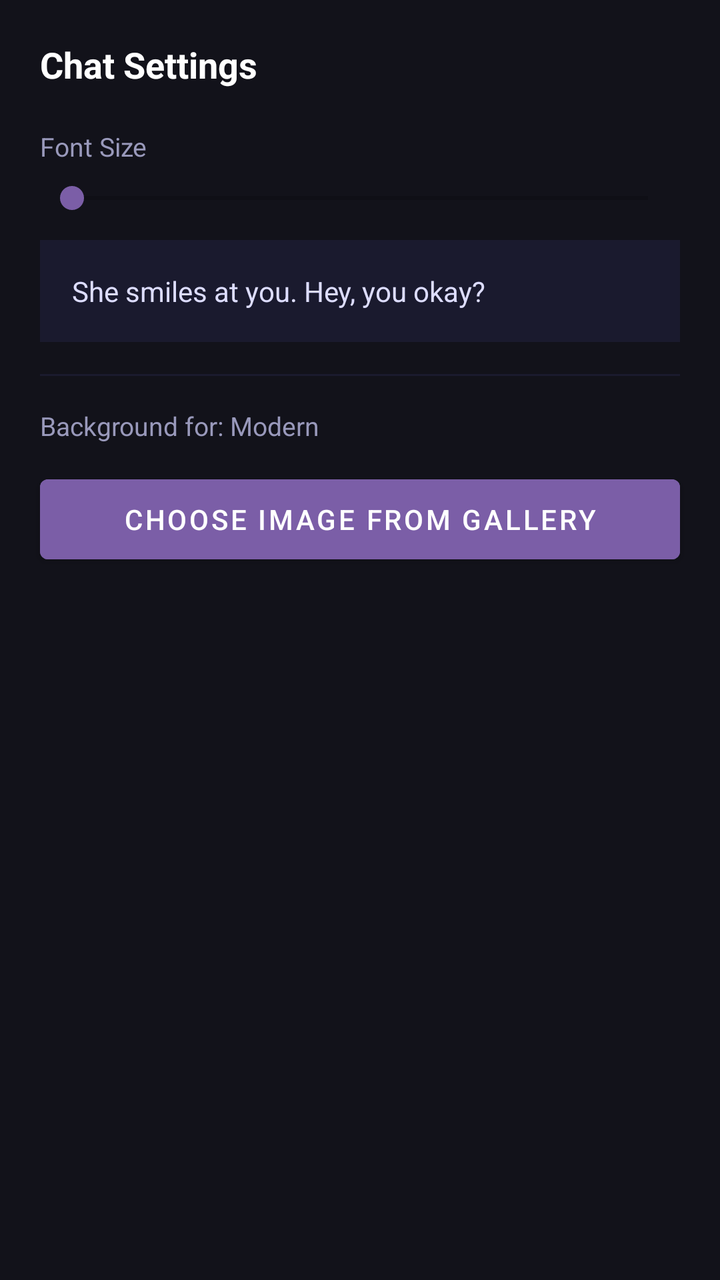
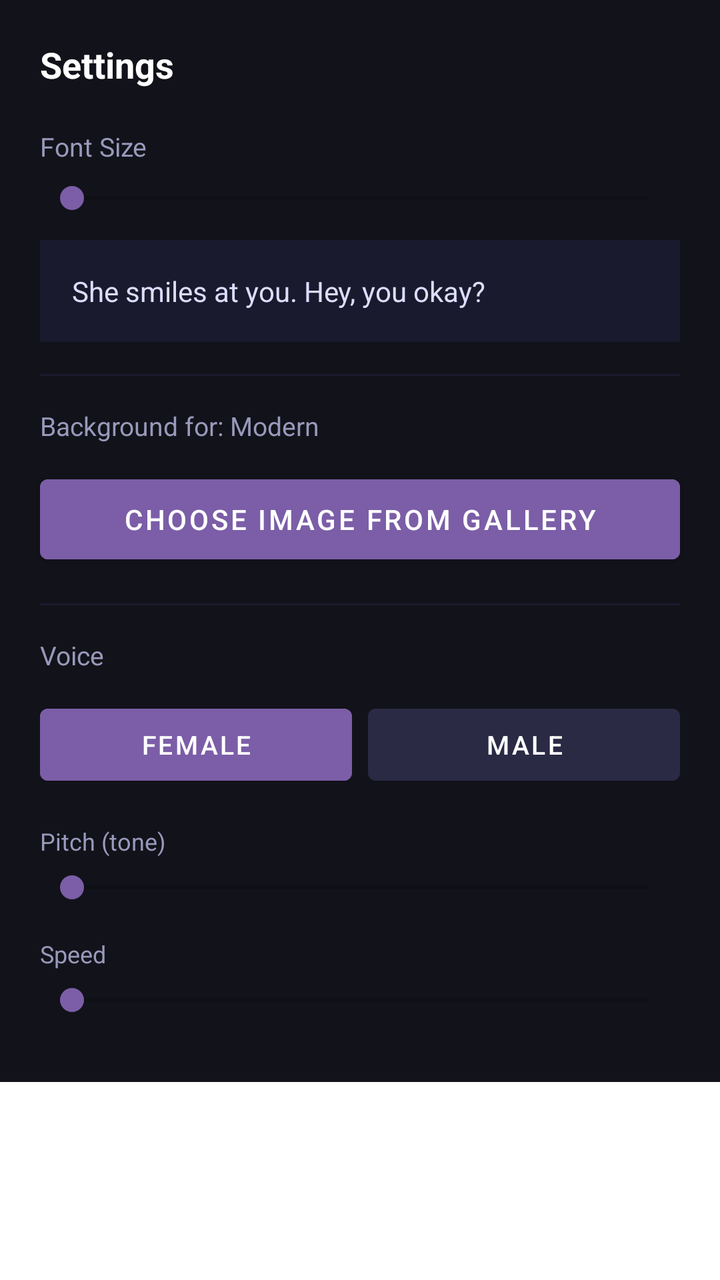

Two renders of the same Android screen: before a commit and after it. Below are the layout's source before the change and the commit's diff.
<!-- AndroidManifest.xml: application theme Theme.ElaraApp -->
<!-- res/layout/bottom_sheet_chat_settings.xml -->
<?xml version="1.0" encoding="utf-8"?>
<LinearLayout xmlns:android="http://schemas.android.com/apk/res/android"
    android:layout_width="match_parent"
    android:layout_height="wrap_content"
    android:orientation="vertical"
    android:background="#12121A"
    android:paddingBottom="32dp">

    <TextView
        android:layout_width="match_parent"
        android:layout_height="wrap_content"
        android:text="Chat Settings"
        android:textColor="#FFFFFF"
        android:textSize="18sp"
        android:textStyle="bold"
        android:padding="20dp" />

    <TextView
        android:layout_width="match_parent"
        android:layout_height="wrap_content"
        android:text="Font Size"
        android:textColor="#9999BB"
        android:textSize="13sp"
        android:paddingHorizontal="20dp"
        android:paddingBottom="8dp" />

    <SeekBar
        android:id="@+id/fontSizeSeekBar"
        android:layout_width="match_parent"
        android:layout_height="wrap_content"
        android:layout_marginHorizontal="20dp"
        android:progressTint="#7B5EA7"
        android:thumbTint="#7B5EA7" />

    <TextView
        android:id="@+id/fontPreview"
        android:layout_width="match_parent"
        android:layout_height="wrap_content"
        android:layout_marginHorizontal="20dp"
        android:layout_marginTop="12dp"
        android:padding="16dp"
        android:textColor="#DDDDFF"
        android:background="#1A1A2E"
        android:text="She smiles at you. Hey, you okay?"
        android:lineSpacingExtra="4dp" />

    <View
        android:layout_width="match_parent"
        android:layout_height="1dp"
        android:background="#1A1A2E"
        android:layout_marginVertical="16dp"
        android:layout_marginHorizontal="20dp" />

    <TextView
        android:id="@+id/bgWorldLabel"
        android:layout_width="match_parent"
        android:layout_height="wrap_content"
        android:textColor="#9999BB"
        android:textSize="13sp"
        android:paddingHorizontal="20dp"
        android:paddingBottom="12dp"
        android:text="Background for: Modern" />

    <Button
        android:id="@+id/changeBgButton"
        android:layout_width="match_parent"
        android:layout_height="52dp"
        android:layout_marginHorizontal="20dp"
        android:text="Choose image from gallery"
        android:textColor="#FFFFFF"
        android:textSize="14sp"
        android:backgroundTint="#7B5EA7" />

</LinearLayout>
<!-- resources referenced by this layout -->
<resources>
  <style name="Theme.ElaraApp" parent="Theme.MaterialComponents.DayNight.DarkActionBar">
          <item name="colorPrimary">#1A1A2E</item>
          <item name="colorPrimaryVariant">#16213E</item>
          <item name="colorOnPrimary">#FFFFFF</item>
          <item name="colorSecondary">#E94560</item>
          <item name="colorOnSecondary">#FFFFFF</item>
          <item name="android:statusBarColor">#1A1A2E</item>
      </style>
</resources>

<!-- the commit's change to res/layout/bottom_sheet_chat_settings.xml (unified diff, before → after) -->
@@ -1,74 +1,157 @@
 <?xml version="1.0" encoding="utf-8"?>
-<LinearLayout xmlns:android="http://schemas.android.com/apk/res/android"
+<ScrollView xmlns:android="http://schemas.android.com/apk/res/android"
     android:layout_width="match_parent"
-    android:layout_height="wrap_content"
-    android:orientation="vertical"
-    android:background="#12121A"
-    android:paddingBottom="32dp">
+    android:layout_height="wrap_content">
 
-    <TextView
+    <LinearLayout
         android:layout_width="match_parent"
         android:layout_height="wrap_content"
-        android:text="Chat Settings"
-        android:textColor="#FFFFFF"
-        android:textSize="18sp"
-        android:textStyle="bold"
-        android:padding="20dp" />
+        android:orientation="vertical"
+        android:background="#12121A"
+        android:paddingBottom="32dp">
 
-    <TextView
-        android:layout_width="match_parent"
-        android:layout_height="wrap_content"
-        android:text="Font Size"
-        android:textColor="#9999BB"
-        android:textSize="13sp"
-        android:paddingHorizontal="20dp"
-        android:paddingBottom="8dp" />
+        <TextView
+            android:layout_width="match_parent"
+            android:layout_height="wrap_content"
+            android:text="Settings"
+            android:textColor="#FFFFFF"
+            android:textSize="18sp"
+            android:textStyle="bold"
+            android:padding="20dp" />
 
-    <SeekBar
-        android:id="@+id/fontSizeSeekBar"
-        android:layout_width="match_parent"
-        android:layout_height="wrap_content"
-        android:layout_marginHorizontal="20dp"
-        android:progressTint="#7B5EA7"
-        android:thumbTint="#7B5EA7" />
+        
+        <TextView
+            android:layout_width="match_parent"
+            android:layout_height="wrap_content"
+            android:text="Font Size"
+            android:textColor="#9999BB"
+            android:textSize="13sp"
+            android:paddingHorizontal="20dp"
+            android:paddingBottom="8dp" />
 
-    <TextView
-        android:id="@+id/fontPreview"
-        android:layout_width="match_parent"
-        android:layout_height="wrap_content"
-        android:layout_marginHorizontal="20dp"
-        android:layout_marginTop="12dp"
-        android:padding="16dp"
-        android:textColor="#DDDDFF"
-        android:background="#1A1A2E"
-        android:text="She smiles at you. Hey, you okay?"
-        android:lineSpacingExtra="4dp" />
+        <SeekBar
+            android:id="@+id/fontSizeSeekBar"
+            android:layout_width="match_parent"
+            android:layout_height="wrap_content"
+            android:layout_marginHorizontal="20dp"
+            android:progressTint="#7B5EA7"
+            android:thumbTint="#7B5EA7" />
 
-    <View
-        android:layout_width="match_parent"
-        android:layout_height="1dp"
-        android:background="#1A1A2E"
-        android:layout_marginVertical="16dp"
-        android:layout_marginHorizontal="20dp" />
+        <TextView
+            android:id="@+id/fontPreview"
+            android:layout_width="match_parent"
+            android:layout_height="wrap_content"
+            android:layout_marginHorizontal="20dp"
+            android:layout_marginTop="12dp"
+            android:padding="16dp"
+            android:textColor="#DDDDFF"
+            android:background="#1A1A2E"
+            android:text="She smiles at you. Hey, you okay?"
+            android:lineSpacingExtra="4dp" />
 
-    <TextView
-        android:id="@+id/bgWorldLabel"
-        android:layout_width="match_parent"
-        android:layout_height="wrap_content"
-        android:textColor="#9999BB"
-        android:textSize="13sp"
-        android:paddingHorizontal="20dp"
-        android:paddingBottom="12dp"
-        android:text="Background for: Modern" />
+        <View android:layout_width="match_parent" android:layout_height="1dp"
+            android:background="#1A1A2E" android:layout_marginVertical="16dp"
+            android:layout_marginHorizontal="20dp" />
 
-    <Button
-        android:id="@+id/changeBgButton"
-        android:layout_width="match_parent"
-        android:layout_height="52dp"
-        android:layout_marginHorizontal="20dp"
-        android:text="Choose image from gallery"
-        android:textColor="#FFFFFF"
-        android:textSize="14sp"
-        android:backgroundTint="#7B5EA7" />
+        
+        <TextView
+            android:id="@+id/bgWorldLabel"
+            android:layout_width="match_parent"
+            android:layout_height="wrap_content"
+            android:textColor="#9999BB"
+            android:textSize="13sp"
+            android:paddingHorizontal="20dp"
+            android:paddingBottom="12dp"
+            android:text="Background for: Modern" />
 
-</LinearLayout>
+        <Button
+            android:id="@+id/changeBgButton"
+            android:layout_width="match_parent"
+            android:layout_height="52dp"
+            android:layout_marginHorizontal="20dp"
+            android:text="Choose image from gallery"
+            android:textColor="#FFFFFF"
+            android:textSize="14sp"
+            android:backgroundTint="#7B5EA7" />
+
+        <View android:layout_width="match_parent" android:layout_height="1dp"
+            android:background="#1A1A2E" android:layout_marginVertical="16dp"
+            android:layout_marginHorizontal="20dp" />
+
+        
+        <TextView
+            android:layout_width="match_parent"
+            android:layout_height="wrap_content"
+            android:text="Voice"
+            android:textColor="#9999BB"
+            android:textSize="13sp"
+            android:paddingHorizontal="20dp"
+            android:paddingBottom="12dp" />
+
+        <LinearLayout
+            android:layout_width="match_parent"
+            android:layout_height="wrap_content"
+            android:orientation="horizontal"
+            android:layout_marginHorizontal="20dp"
+            android:layout_marginBottom="16dp">
+
+            <Button
+                android:id="@+id/voiceFemaleButton"
+                android:layout_width="0dp"
+                android:layout_height="48dp"
+                android:layout_weight="1"
+                android:layout_marginEnd="8dp"
+                android:text="Female"
+                android:textColor="#FFFFFF"
+                android:textSize="13sp"
+                android:backgroundTint="#7B5EA7" />
+
+            <Button
+                android:id="@+id/voiceMaleButton"
+                android:layout_width="0dp"
+                android:layout_height="48dp"
+                android:layout_weight="1"
+                android:text="Male"
+                android:textColor="#FFFFFF"
+                android:textSize="13sp"
+                android:backgroundTint="#2A2A45" />
+
+        </LinearLayout>
+
+        <TextView
+            android:layout_width="match_parent"
+            android:layout_height="wrap_content"
+            android:text="Pitch (tone)"
+            android:textColor="#9999BB"
+            android:textSize="12sp"
+            android:paddingHorizontal="20dp"
+            android:paddingBottom="6dp" />
+
+        <SeekBar
+            android:id="@+id/pitchSeekBar"
+            android:layout_width="match_parent"
+            android:layout_height="wrap_content"
+            android:layout_marginHorizontal="20dp"
+            android:layout_marginBottom="16dp"
+            android:progressTint="#7B5EA7"
+            android:thumbTint="#7B5EA7" />
+
+        <TextView
+            android:layout_width="match_parent"
+            android:layout_height="wrap_content"
+            android:text="Speed"
+            android:textColor="#9999BB"
+            android:textSize="12sp"
+            android:paddingHorizontal="20dp"
+            android:paddingBottom="6dp" />
+
+        <SeekBar
+            android:id="@+id/rateSeekBar"
+            android:layout_width="match_parent"
+            android:layout_height="wrap_content"
+            android:layout_marginHorizontal="20dp"
+            android:progressTint="#7B5EA7"
+            android:thumbTint="#7B5EA7" />
+
+    </LinearLayout>
+</ScrollView>
